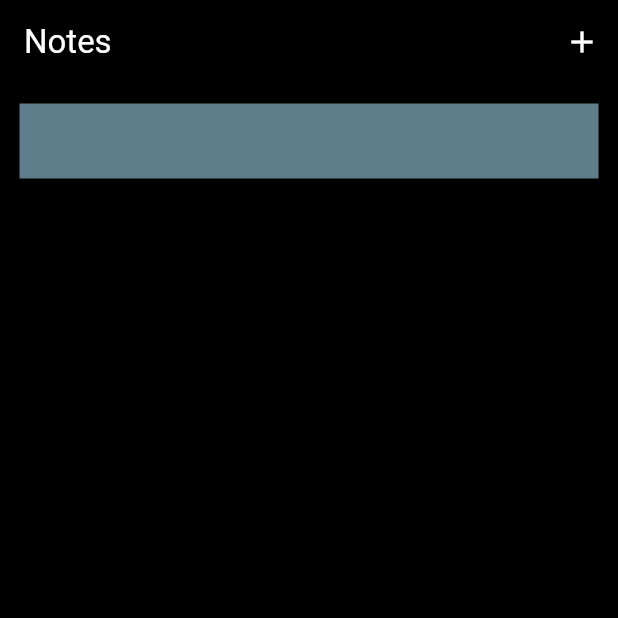
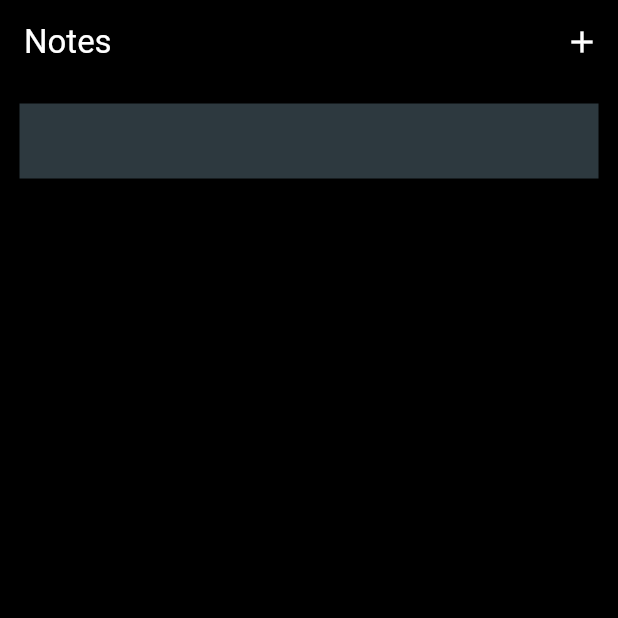
Before and after one commit to casey977/flutter_notelist, a Flutter app: the screen it shows after launch, after a tap on the "add" icon, after a tap on the "check" icon, on a phone screen of 412 x 824 dp, the top half of it. Run offline on Flutter 3.47's test engine with Material 3 defaults, Android fonts, the phone set to English and light mode, and no system bars.

Commit message:
Read notes on tap

```diff
--- a/notelist/lib/applist.dart
+++ b/notelist/lib/applist.dart
@@ -1,6 +1,7 @@
 import 'package:flutter/material.dart';
 import 'package:notelist/state.dart';
 import 'package:provider/provider.dart';
+import 'tile.dart';
 
 class AppList extends StatefulWidget {
   const AppList({super.key});
@@ -31,7 +32,7 @@ class AppListState extends State<AppList> {
                 icon: const Icon(Icons.add),
                 onPressed: () {
                   debugPrint("Add!");
-                  globalState.wakePad(number: 0);
+                  globalState.wakePad(number: -999);
                 }
               )
             ]
@@ -40,17 +41,8 @@ class AppListState extends State<AppList> {
             padding: const EdgeInsets.all(8),
             itemCount: globalState.notes.length,
             itemBuilder: (BuildContext context, int index) {
-              return Container(
-                height: 60,
-                decoration: BoxDecoration(
-                  color: Colors.blueGrey,
-                  border: Border.all(
-                    width: 5,
-                    color: Colors.black,
-                  ),
-                ),
-                child: Center(child: Text(globalState.notes[index].title.toString())),
-              );
+              debugPrint(index.toString());
+              return Tile(title: globalState.notes[index].title, number: index);
             }
           )
         );
--- a/notelist/lib/pad.dart
+++ b/notelist/lib/pad.dart
@@ -28,12 +28,12 @@ class PadState extends State<Pad> {
 
   @override
   Widget build(BuildContext context) {
-    if (widget.number == 0) {
+    if (widget.number == -999) {
       _controller1.text = '';
       _controller2.text = '';
     } else {
-      _controller1.text = globalState.notes[globalState.activeNote].title;
-      _controller2.text = globalState.notes[globalState.activeNote].content;
+      _controller1.text = globalState.notes[widget.number].title;
+      _controller2.text = globalState.notes[widget.number].content;
     }
 
     return Scaffold(
--- a/notelist/lib/state.dart
+++ b/notelist/lib/state.dart
@@ -47,9 +47,9 @@ class GlobalState extends ChangeNotifier {
   }
 
   void wakePad({required int number}) {
+    debugPrint('number gotten: ${number}');
     stackWidgets.add(Pad(number: number));
     notifyListeners();
-    debugPrint("stackWidgets: ${stackWidgets.length.toString()}");
   }
 
   void popScreen() {
--- a/notelist/lib/tile.dart
+++ b/notelist/lib/tile.dart
@@ -13,21 +13,24 @@ class Tile extends StatefulWidget {
 }
 
 class TileState extends State<Tile> {
-
   @override
   Widget build(BuildContext context) {
     GlobalState globalState = Provider.of<GlobalState>(context);
 
     return GestureDetector(
-      onTap: () {
-        globalState.wakePad(number: widget.number);
-      },
-      child: const Card(
-        color: Colors.black,
-        child: Center(
-          child: Text('Test...'),
-        ),
-      )
-    );
+        onTap: () {
+          debugPrint('test: ${widget.number.toString()}');
+          globalState.wakePad(number: widget.number);
+        },
+        child: Container(
+            height: 60,
+            decoration: BoxDecoration(
+              color: const Color.fromARGB(255, 45, 57, 63),
+              border: Border.all(
+                width: 5,
+                color: Colors.black,
+              ),
+            ),
+            child: Center(child: Text(widget.title))));
   }
 }
```
